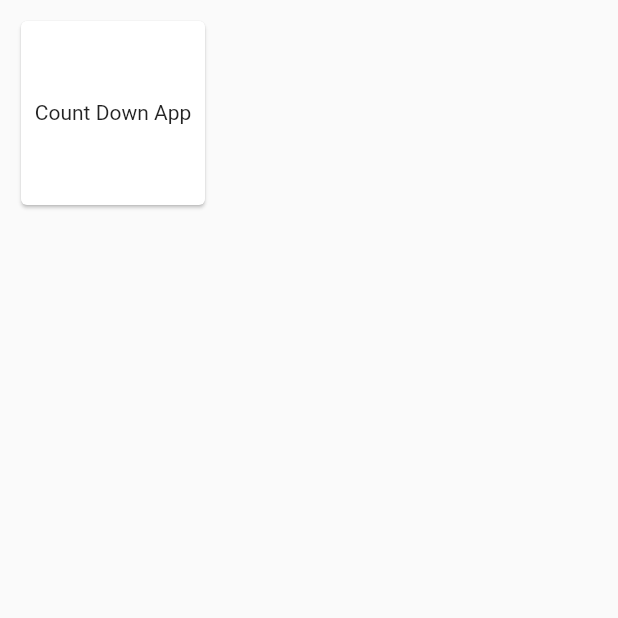
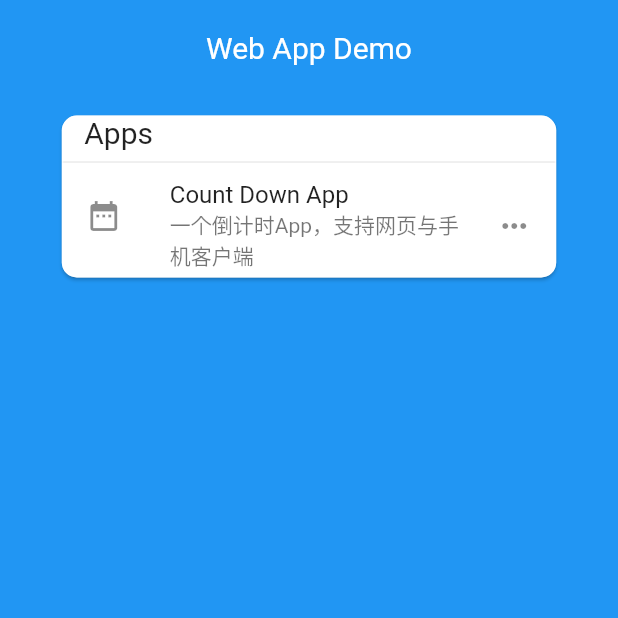
Before and after one commit to sirily11/flutter-webapp, a Flutter app: the screen it shows after launch, on a phone screen of 412 x 824 dp, the top half of it. Run offline on Flutter 3.47's test engine with Material 2 defaults, Android fonts, the phone set to English and light mode, and no system bars; our stand-ins replace shared_preferences.

Commit message:
redesign homepage

```diff
--- a/lib/apps.dart
+++ b/lib/apps.dart
@@ -5,8 +5,10 @@ class AppService {
   String path;
   Widget app;
   String title;
+  IconData icon;
+  String description;
 
-  AppService({this.path, this.app, this.title});
+  AppService({this.path, this.app, this.title, this.icon, this.description});
 }
 
 final List<AppService> apps = [
@@ -14,5 +16,7 @@ final List<AppService> apps = [
     app: CountdownApp(),
     path: "/countdown",
     title: "Count Down App",
+    description: "一个倒计时App，支持网页与手机客户端",
+    icon: Icons.date_range,
   ),
 ];
--- a/lib/pages/HomePage.dart
+++ b/lib/pages/HomePage.dart
@@ -5,24 +5,54 @@ class MainAppHomePage extends StatelessWidget {
   @override
   Widget build(BuildContext context) {
     return Scaffold(
-      body: GridView.builder(
-        padding: EdgeInsets.all(10),
-        itemCount: apps.length,
-        gridDelegate:
-            SliverGridDelegateWithFixedCrossAxisCount(crossAxisCount: 3),
-        itemBuilder: (context, index) {
-          var app = apps[index];
-          return InkWell(
-            onTap: () {
-              Navigator.pushNamed(context, app.path);
-            },
-            child: Card(
-              child: Center(
-                child: Text("${app.title}"),
+      backgroundColor: Colors.blue,
+      body: Column(
+        mainAxisAlignment: MainAxisAlignment.start,
+        crossAxisAlignment: CrossAxisAlignment.center,
+        children: [
+          SizedBox(
+            height: 20,
+          ),
+          Center(
+            child: Text(
+              "Web App Demo",
+              style: TextStyle(color: Colors.white, fontSize: 20),
+            ),
+          ),
+          SizedBox(
+            height: 30,
+          ),
+          Card(
+            shape: RoundedRectangleBorder(
+              side: BorderSide(color: Colors.white70, width: 1),
+              borderRadius: BorderRadius.circular(10),
+            ),
+            child: Container(
+              width: MediaQuery.of(context).size.width * 0.8,
+              child: Column(
+                crossAxisAlignment: CrossAxisAlignment.start,
+                children: [
+                  Padding(
+                    padding: const EdgeInsets.only(left: 15),
+                    child: Text(
+                      "Apps",
+                      style: TextStyle(fontSize: 20),
+                    ),
+                  ),
+                  Divider(),
+                  for (var app in apps)
+                    ListTile(
+                      onTap: () => Navigator.pushNamed(context, app.path),
+                      leading: Icon(app.icon),
+                      title: Text("${app.title}"),
+                      subtitle: Text("${app.description}"),
+                      trailing: Icon(Icons.more_horiz),
+                    )
+                ],
               ),
             ),
-          );
-        },
+          ),
+        ],
       ),
     );
   }
```
Also changed, not shown: lib/webapp/countdown/components/pages/home/components/DateSelect.dart (+26 -11 lines).
